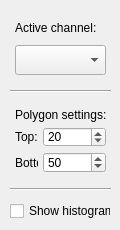
The window that src/Applications/TransferFunctions/Ui/TFPolygonModifier.ui (JanKolomaznik/MedV4D) describes before a commit, drawn with Qt 5.
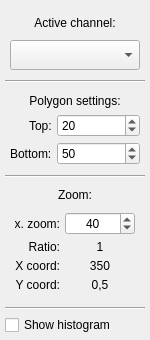
The same window after the commit.

Commit message: pridan histogram, GUI pro zoom, zmenena vnitrni struktura TFWorkCopy

```diff
--- a/src/Applications/TransferFunctions/Ui/TFPolygonModifier.ui
+++ b/src/Applications/TransferFunctions/Ui/TFPolygonModifier.ui
@@ -6,14 +6,14 @@
    <rect>
     <x>0</x>
     <y>0</y>
-    <width>120</width>
-    <height>230</height>
+    <width>150</width>
+    <height>340</height>
    </rect>
   </property>
   <property name="minimumSize">
    <size>
-    <width>120</width>
-    <height>230</height>
+    <width>150</width>
+    <height>340</height>
    </size>
   </property>
   <property name="windowTitle">
@@ -24,8 +24,8 @@
     <rect>
      <x>0</x>
      <y>0</y>
-     <width>121</width>
-     <height>231</height>
+     <width>150</width>
+     <height>340</height>
     </rect>
    </property>
    <property name="sizePolicy">
@@ -42,13 +42,13 @@
    </property>
    <layout class="QVBoxLayout" name="verticalLayout_2">
     <property name="spacing">
-     <number>10</number>
+     <number>5</number>
     </property>
     <property name="sizeConstraint">
      <enum>QLayout::SetNoConstraint</enum>
     </property>
     <property name="margin">
-     <number>10</number>
+     <number>5</number>
     </property>
     <item>
      <widget class="QWidget" name="activeViewLayout" native="true">
@@ -86,7 +86,7 @@
           <string>Active channel:</string>
          </property>
          <property name="alignment">
-          <set>Qt::AlignLeading|Qt::AlignLeft|Qt::AlignVCenter</set>
+          <set>Qt::AlignCenter</set>
          </property>
         </widget>
        </item>
@@ -124,7 +124,7 @@
          <string>Polygon settings:</string>
         </property>
         <property name="alignment">
-         <set>Qt::AlignLeading|Qt::AlignLeft|Qt::AlignVCenter</set>
+         <set>Qt::AlignCenter</set>
         </property>
        </widget>
       </item>
@@ -181,7 +181,163 @@
      </layout>
     </item>
     <item>
-     <widget class="Line" name="separator">
+     <widget class="Line" name="separator2">
+      <property name="orientation">
+       <enum>Qt::Horizontal</enum>
+      </property>
+     </widget>
+    </item>
+    <item>
+     <layout class="QVBoxLayout" name="zoomLayout">
+      <property name="spacing">
+       <number>5</number>
+      </property>
+      <property name="margin">
+       <number>5</number>
+      </property>
+      <item>
+       <widget class="QLabel" name="zoomLabel">
+        <property name="text">
+         <string>Zoom:</string>
+        </property>
+        <property name="alignment">
+         <set>Qt::AlignCenter</set>
+        </property>
+       </widget>
+      </item>
+      <item>
+       <layout class="QFormLayout" name="zoomSpinLayout">
+        <property name="fieldGrowthPolicy">
+         <enum>QFormLayout::AllNonFixedFieldsGrow</enum>
+        </property>
+        <property name="labelAlignment">
+         <set>Qt::AlignRight|Qt::AlignTrailing|Qt::AlignVCenter</set>
+        </property>
+        <property name="horizontalSpacing">
+         <number>5</number>
+        </property>
+        <property name="verticalSpacing">
+         <number>5</number>
+        </property>
+        <property name="margin">
+         <number>5</number>
+        </property>
+        <item row="1" column="0">
+         <widget class="QLabel" name="ratioLabel">
+          <property name="text">
+           <string>Ratio:</string>
+          </property>
+          <property name="alignment">
+           <set>Qt::AlignRight|Qt::AlignTrailing|Qt::AlignVCenter</set>
+          </property>
+          <property name="margin">
+           <number>2</number>
+          </property>
+         </widget>
+        </item>
+        <item row="1" column="1">
+         <widget class="QLabel" name="ratioValue">
+          <property name="text">
+           <string>1</string>
+          </property>
+          <property name="alignment">
+           <set>Qt::AlignCenter</set>
+          </property>
+          <property name="margin">
+           <number>2</number>
+          </property>
+         </widget>
+        </item>
+        <item row="2" column="0">
+         <widget class="QLabel" name="zoomXLabel">
+          <property name="text">
+           <string>X coord:</string>
+          </property>
+          <property name="alignment">
+           <set>Qt::AlignRight|Qt::AlignTrailing|Qt::AlignVCenter</set>
+          </property>
+          <property name="margin">
+           <number>2</number>
+          </property>
+         </widget>
+        </item>
+        <item row="2" column="1">
+         <widget class="QLabel" name="zoomXValue">
+          <property name="text">
+           <string>350</string>
+          </property>
+          <property name="alignment">
+           <set>Qt::AlignCenter</set>
+          </property>
+          <property name="margin">
+           <number>2</number>
+          </property>
+         </widget>
+        </item>
+        <item row="3" column="0">
+         <widget class="QLabel" name="zoomYLabel">
+          <property name="text">
+           <string>Y coord:</string>
+          </property>
+          <property name="alignment">
+           <set>Qt::AlignRight|Qt::AlignTrailing|Qt::AlignVCenter</set>
+          </property>
+          <property name="margin">
+           <number>2</number>
+          </property>
+         </widget>
+        </item>
+        <item row="3" column="1">
+         <widget class="QLabel" name="zoomYValue">
+          <property name="text">
+           <string>0,5</string>
+          </property>
+          <property name="alignment">
+           <set>Qt::AlignCenter</set>
+          </property>
+          <property name="margin">
+           <number>2</number>
+          </property>
+         </widget>
+        </item>
+        <item row="0" column="0">
+         <widget class="QLabel" name="maxZoomLabel">
+          <property name="text">
+           <string>Max. zoom:</string>
+          </property>
+          <property name="alignment">
+           <set>Qt::AlignRight|Qt::AlignTrailing|Qt::AlignVCenter</set>
+          </property>
+          <property name="margin">
+           <number>2</number>
+          </property>
+         </widget>
+        </item>
+        <item row="0" column="1">
+         <widget class="QSpinBox" name="maxZoomSpin">
+          <property name="layoutDirection">
+           <enum>Qt::LeftToRight</enum>
+          </property>
+          <property name="alignment">
+           <set>Qt::AlignCenter</set>
+          </property>
+          <property name="minimum">
+           <number>1</number>
+          </property>
+          <property name="maximum">
+           <number>10000</number>
+          </property>
+          <property name="value">
+           <number>40</number>
+          </property>
+         </widget>
+        </item>
+       </layout>
+      </item>
+     </layout>
+    </item>
+    <item>
+     <widget class="Line" name="separator3">
       <property name="orientation">
        <enum>Qt::Horizontal</enum>
       </property>
```
Left out of the diff: 8 changed lines with no effect on the pictures. The commit also changes 34 other files.
